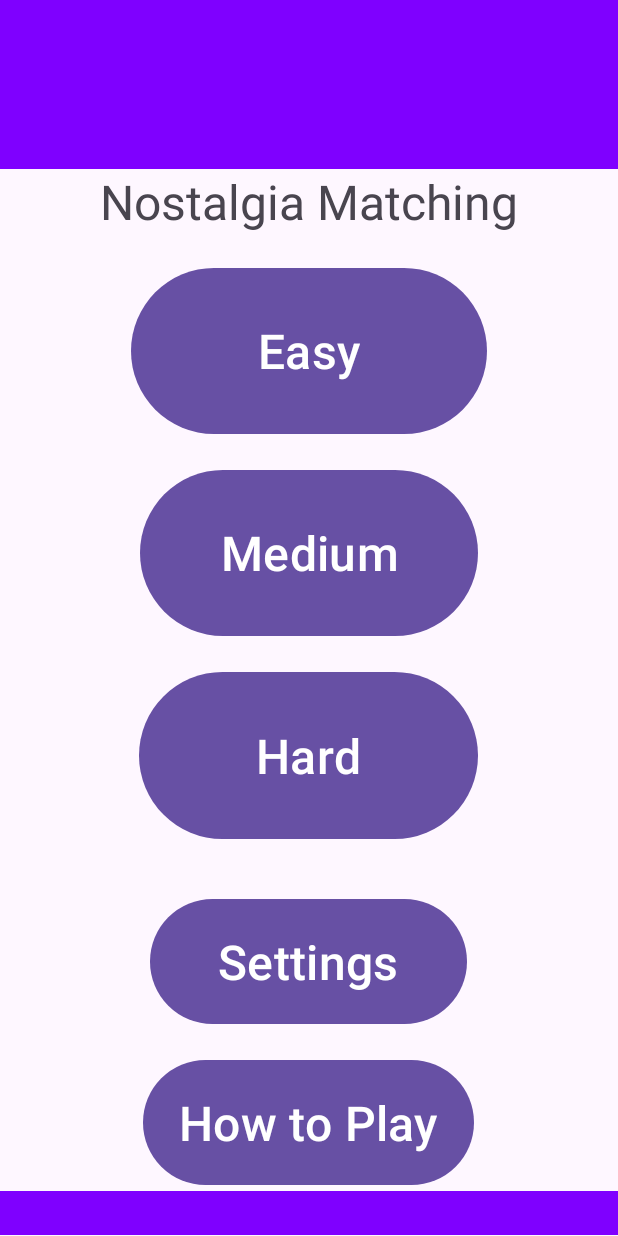
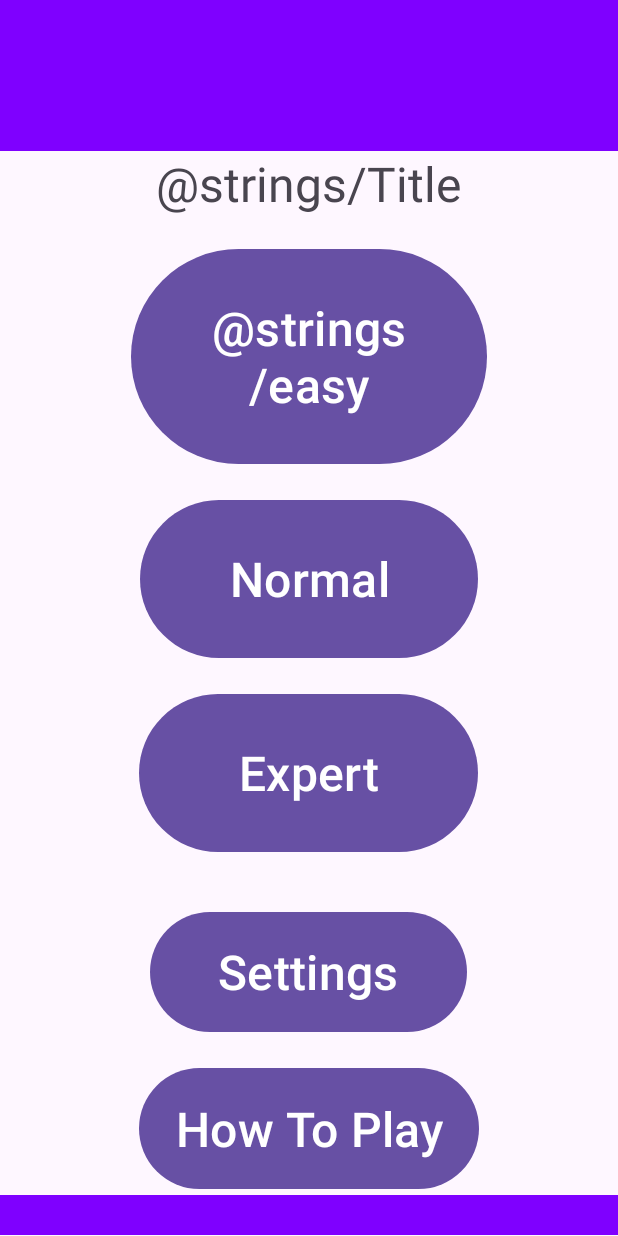
Before and after one commit to CheeChunWaiGabriel/NostalgiaMatchingFYP2024, an Android app: the screen it shows after launch (MainActivity), on a phone screen of 412 x 824 dp. Run offline under Robolectric (Android 15) with nearby library versions, the phone set to English and light mode, and no system bars.

Commit message:
Moved all text to strings.xml

```diff
--- a/app/src/main/res/layout/activity_main.xml
+++ b/app/src/main/res/layout/activity_main.xml
@@ -29,7 +29,7 @@
         android:layout_height="wrap_content"
         android:layout_marginTop="0dp"
         android:layout_weight="0.01"
-        android:text="Nostalgia Matching"
+        android:text="@strings/Title"
         android:textSize="32sp" />
     <!-- Increased font size -->
 
@@ -43,7 +43,7 @@
         android:layout_height="wrap_content"
         android:layout_marginTop="16dp"
         android:layout_weight="0.2"
-        android:text="Easy"
+        android:text="@strings/easy"
         android:textSize="32sp"/>
 
     <Button
@@ -52,7 +52,7 @@
         android:layout_height="wrap_content"
         android:layout_marginTop="16dp"
         android:layout_weight="0.2"
-        android:text="Medium"
+        android:text="@string/medium"
         android:textSize="32sp"/>
 
     <Button
@@ -61,7 +61,7 @@
         android:layout_height="wrap_content"
         android:layout_marginTop="16dp"
         android:layout_weight="0.2"
-        android:text="Hard"
+        android:text="@string/hard"
         android:textSize="32sp"/>
 
     <!-- Buttons for Settings and How to Play -->
@@ -78,7 +78,7 @@
         android:id="@+id/howToPlayButton"
         android:layout_width="wrap_content"
         android:layout_height="wrap_content"
-        android:text="How to Play"
+        android:text="@string/instructions"
         android:layout_marginTop="16dp"
         android:layout_weight="0.1"
         android:textSize="32sp"/>
--- a/app/src/main/res/values/strings.xml
+++ b/app/src/main/res/values/strings.xml
@@ -1,6 +1,11 @@
 <resources>
     <string name="app_name">NostalgiaMatching(FYP2024)</string>
     <!-- Gabriel -->
+    <string name="Title">Nostalgia Matching</string>
+    <string name="easy">Easy</string>
+    <string name="medium">Normal</string>
+    <string name="hard">Expert</string>
+    <string name="instructions">How To Play</string>
     <!-- HaiXuan-->
     <string name="settings">Settings</string>
     <string name="lang">Language</string>
```
